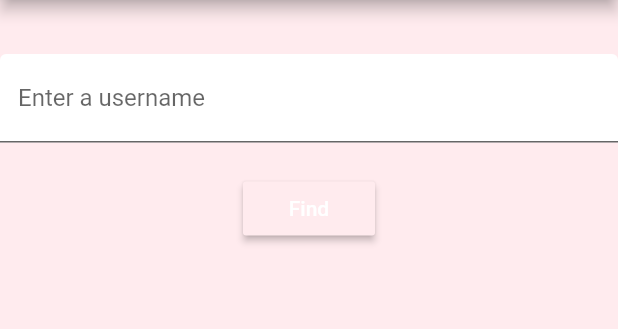
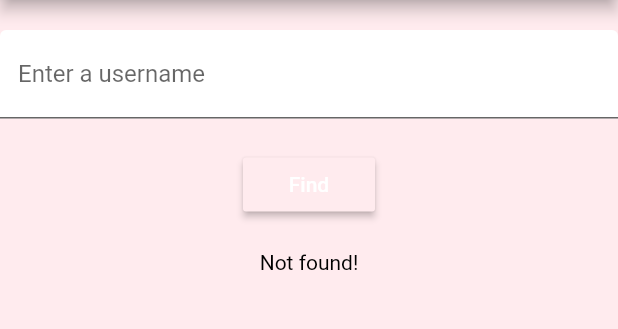
Before and after one commit to Tanmay-Chavan/payTTMM, a Flutter app: the screen it shows once a user with an empty profile is signed in, after a tap on "Find", on a phone screen of 412 x 824 dp, the part 84-413 px from its top. Run offline on Flutter 3.47's test engine with Material 2 defaults, Android fonts, the phone set to English and light mode, and no system bars; our stand-ins replace cloud_firestore, firebase_auth, flutter_spinkit, splashscreen; accounts and stored records are empty.

Commit message:
Finding another user added

```diff
--- /dev/null
+++ b/lib/screens/home/friend_finder.dart
@@ -0,0 +1,103 @@
+import 'package:provider/provider.dart';
+import 'package:flutter/material.dart';
+import 'package:payttmm1/models/user.dart';
+import 'package:payttmm1/services/database.dart';
+
+class FriendFinder extends StatefulWidget {
+  @override
+  _FriendFinderState createState() => _FriendFinderState();
+}
+
+class _FriendFinderState extends State<FriendFinder> {
+  final _formKey = GlobalKey<FormState>();
+
+  String friend_id='';
+  String if_found='';
+  bool found=false;
+
+  @override
+  Widget build(BuildContext context) {
+
+
+    return StreamBuilder<List<Username>>(
+      stream: DatabaseServiceForUsers().usernames,
+      builder: (context,list) {
+        List all_users = list.data;         //List of users collection
+        return Scaffold(
+          backgroundColor: Colors.red[50],
+
+          body: Container(
+
+            child: Form(
+              key: _formKey,
+
+              child: Column(
+                children: [
+
+                  SizedBox(
+                    height: 20,
+                  ),
+
+                  TextFormField(            //Accepts username to search
+                    decoration: InputDecoration(
+                        labelText: "Enter a username",
+                        fillColor: Colors.white,
+                        filled: true),
+                    validator: (val) =>
+                    val.isEmpty
+                        ? 'Enter an username'
+                        : null,
+                    onChanged: (val) {
+                      setState(() => friend_id = val);
+                    },
+                  ),
+                  SizedBox(
+                    height: 20,
+                  ),
+                  RaisedButton(
+                      color: Colors.red[50],
+                      child: Text(
+                        'Find',
+                        style: TextStyle(color: Colors.white),
+                      ),
+                      onPressed: () async {
+                        found=false;
+
+                        for (var i = 0; i < all_users.length; i++) {    //Search the list for username to be found
+                          if (all_users[i].username == friend_id) {
+                            found = true;
+                            setState(() {
+                              if_found = friend_id + ' found!';     //If it is found
+                            });
+
+                            break;
+                          }
+
+                        }
+                        if (found == false) {
+                          setState(() {
+                            if_found = 'Not found!';        //If not found
+                          });
+                        }
+                        //Function call of friend method
+                      }
+                  ),
+                  SizedBox(
+                    height: 20,
+                  ),
+
+                  //This text is result of whether friend is found or not
+                  Text(
+                    if_found,
+                    style: TextStyle(color: Colors.black, fontSize: 14.0),
+                  )
+                ],
+              ),
+            ),
+
+          ),
+        );
+      }
+    );
+  }
+}
--- a/lib/screens/home/home.dart
+++ b/lib/screens/home/home.dart
@@ -1,4 +1,5 @@
 import 'package:flutter/material.dart';
+import 'package:payttmm1/screens/home/friend_finder.dart';
 import 'package:payttmm1/services/auth.dart';
 import 'package:payttmm1/models/user.dart';
 import 'package:payttmm1/services/database.dart';
@@ -12,11 +13,8 @@ class Home extends StatefulWidget {
 
 class _HomeState extends State<Home> {
   final AuthService _auth = AuthService();
-  final _formKey = GlobalKey<FormState>();
 
   String username_received='';
-  String friend_id='';
-  String if_found='';
 
   @override
   Widget build(BuildContext context) {
@@ -24,7 +22,7 @@ class _HomeState extends State<Home> {
 
     return StreamBuilder<Username>(
       stream: DatabaseServiceForUsers(uid: user.uid).username,
-      builder: (context, snapshot){
+      builder: (context, snapshot){                        //Saves the name of logged in user
         if(snapshot.hasData){
           Username username= snapshot.data;
           username_received=username.username;
@@ -39,6 +37,11 @@ class _HomeState extends State<Home> {
             backgroundColor: Colors.pink[800],
             actions: <Widget>[
 
+              Text(
+                username_received,                  //Displays the username of logged in user
+                style: TextStyle(color: Colors.black, fontSize: 14.0),
+              ),
+
               FlatButton.icon(
                 icon:Icon(Icons.person),
                 label:Text('Log Out'),
@@ -48,58 +51,12 @@ class _HomeState extends State<Home> {
               )
             ],
           ),
+
+
+
           body: Container(
 
-            child: Form(
-              key: _formKey,
-
-              child: Column(
-                children: [
-                  Text(
-                          username_received,
-                          style: TextStyle(color: Colors.blueAccent, fontSize: 14.0),
-                        ),
-                  SizedBox(
-                    height:20,
-                  ),
-
-                  TextFormField(
-                    decoration: InputDecoration(
-                        labelText: "Enter a username",
-                        fillColor: Colors.white,
-                        filled: true),
-                    validator: (val) => val.isEmpty ? 'Enter an username' : null,
-                    onChanged: (val) {
-                      setState(() => friend_id = val);
-                    },
-                  ),
-                  SizedBox(
-                    height:20,
-                  ),
-                  RaisedButton(
-                      color: Colors.red[50],
-                      child: Text(
-                        'Find',
-                        style: TextStyle(color: Colors.white),
-                      ),
-                      onPressed: () async {
-                        //Function call of friend method
-                      }
-                  ),
-                  SizedBox(
-                    height:20,
-                  ),
-                  /*
-                  //This text is result of whether friend is found or not
-                  Text(
-                    if_found,
-                    style: TextStyle(color: Colors.black, fontSize: 14.0),
-                  )
-                  */
-
-                ],
-              ),
-            ),
+            child: FriendFinder()       //Widget to search another user
           )
         );
       }
--- a/lib/services/database.dart
+++ b/lib/services/database.dart
@@ -33,4 +33,19 @@ class DatabaseServiceForUsers{
 
   //Find a friend method
 
+  List<Username> _usernamesFromSnapshot(QuerySnapshot snapshot) {
+    return snapshot.documents.map((doc){
+      return Username(
+          uid: doc.data['uid'],
+          username: doc.data['username']
+      );
+    }).toList();
+  }
+
+  //Get users doc stream
+  Stream<List<Username>> get usernames {
+    return userCollection.snapshots()
+        .map(_usernamesFromSnapshot);
+  }
+
 }
```
